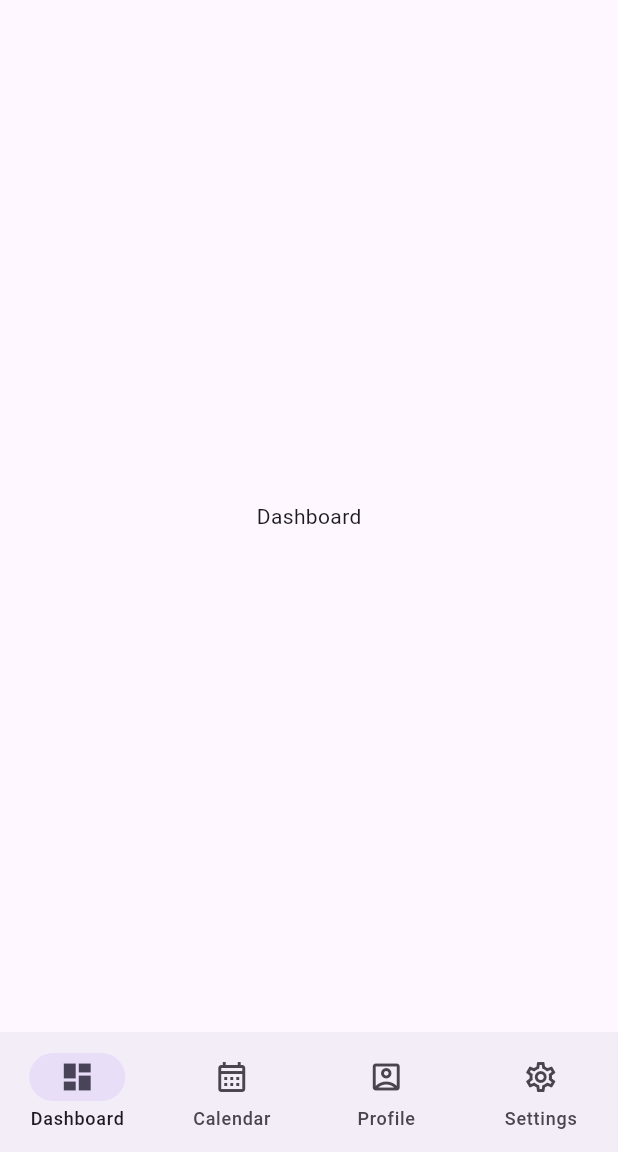
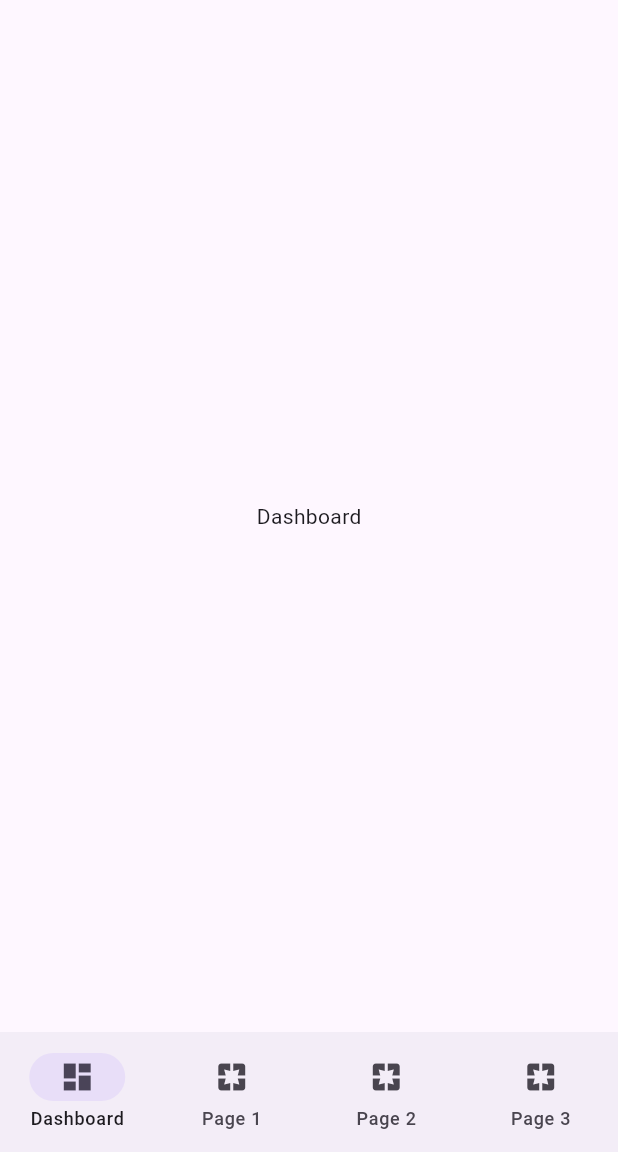
Before and after one commit to klandrove/mobile-applications, a Flutter app: the screen it shows after launch, on a phone screen of 412 x 824 dp, the part 84-1236 px from its top. Run offline on Flutter 3.47's test engine with Material 3 defaults, Android fonts, the phone set to English and light mode, and no system bars.

Commit message:
Update main.dart

```diff
--- a/myum/lib/main.dart
+++ b/myum/lib/main.dart
@@ -35,9 +35,9 @@ class _MyUmAppState extends State<MyUmApp> {
       body: Center(
         child: <Widget>[
           Text("Dashboard"),
-          Text("Calendar"),
-          Text("Profile"),
-          Text("Settings"),
+          Text("Page $currentIndex"),
+          Text("Page $currentIndex"),
+          Text("Page $currentIndex"),
         ][currentIndex],
         ),
       bottomNavigationBar: NavigationBar(
@@ -51,14 +51,14 @@ class _MyUmAppState extends State<MyUmApp> {
             icon: Icon(Icons.dashboard),
             label: "Dashboard"),
           NavigationDestination(
-            icon: Icon(Icons.calendar_month_outlined),
-            label: "Calendar"),
+            icon: Icon(Icons.pages),
+            label: "Page 1"),
           NavigationDestination(
-            icon: Icon(Icons.account_box_outlined),
-            label: "Profile"),
+            icon: Icon(Icons.pages),
+            label: "Page 2"),
           NavigationDestination(
-            icon: Icon(Icons.settings_outlined),
-            label: "Settings"),
+            icon: Icon(Icons.pages),
+            label: "Page 3"),
       ])
     );
   }
```
